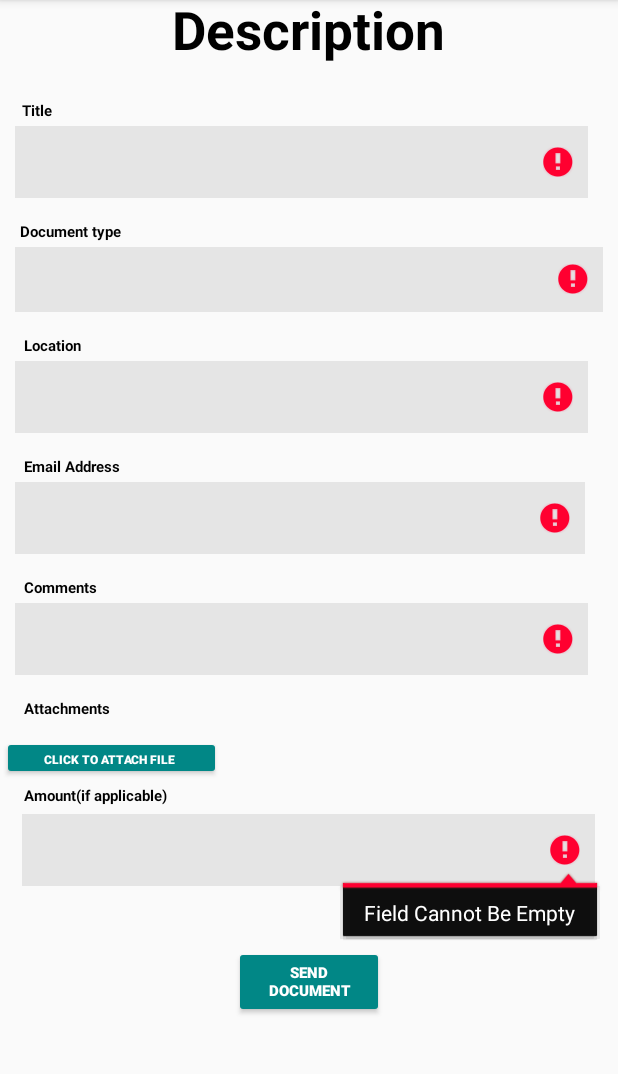
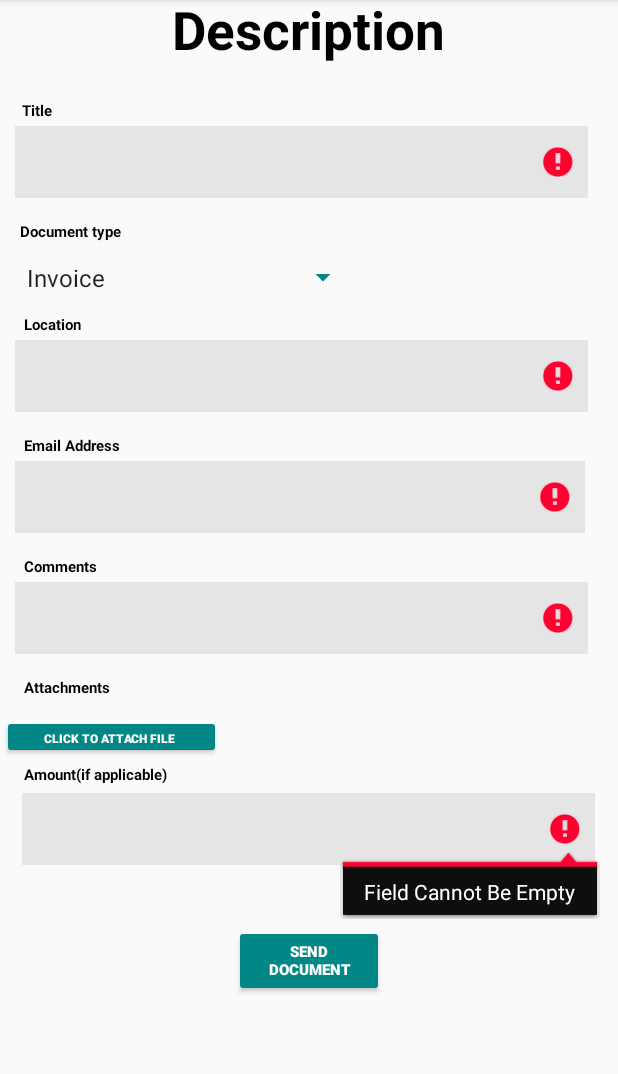
Before and after one commit to emmanuelly15/OurProject, an Android app: the DescriptionActivity screen opened directly, with no data from a screen before it, after a tap on "SEND DOCUMENT", on a phone screen of 412 x 824 dp, the part 84-1158 px from its top. Run offline under Robolectric (Android 15) with nearby library versions, the phone set to English and light mode, and no system bars; libraries missing offline, so code that uses them is left out: com.github.dhaval2404.imagepicker; 2 statements that could not run were skipped.

Commit message:
Description page Drop Down box - Emma

```diff
--- a/app/src/main/java/com/example/paycoprototype/DescriptionActivity.java
+++ b/app/src/main/java/com/example/paycoprototype/DescriptionActivity.java
@@ -152,6 +152,23 @@ public class DescriptionActivity extends AppCompatActivity {
 
         ActivityCompat.requestPermissions(DescriptionActivity.this, new String[]{Manifest.permission.READ_EXTERNAL_STORAGE}, REQUEST_CODE);
 
+        Spinner Typedropdown=(Spinner) findViewById(R.id.dropdownList);//spinner is for dropdown
+        ArrayAdapter<String> typeadapter= new ArrayAdapter<String>(DescriptionActivity.this,
+                android.R.layout.simple_spinner_item, options);//adapter is for the change
+        typeadapter.setDropDownViewResource(android.R.layout.simple_spinner_dropdown_item);
+        Typedropdown.setAdapter(typeadapter);//this will get what is on the adapter
+        String elSelected= Typedropdown.getSelectedItem().toString();
+        /*spinner.setOnItemSelectedListener(new AdapterView.OnItemSelectedListener() {
+            @Override
+            public void onItemSelected(AdapterView<?> parent, View view, int position, long id) {
+                value = parent.getItemAtPosition(position).toString();
+            }
+            @Override
+            public void onNothingSelected(AdapterView<?> parent) {
+
+            }
+        });*/
+
         openb = (Button) findViewById(R.id.AttachButton);
         openb.setOnClickListener(new View.OnClickListener() {
 
@@ -175,25 +192,7 @@ public class DescriptionActivity extends AppCompatActivity {
             @Override
             public void onClick(View view) {
 
-                /*
-                Spinner Typedropdown=(Spinner) findViewById(R.id.dropdownList);//spinner is for dropdown
-                ArrayAdapter<String> typeadapter= new ArrayAdapter<String>(DescriptionActivity.this,
-                        android.R.layout.simple_spinner_item, options);//adapter is for the change
 
-                typeadapter.setDropDownViewResource(android.R.layout.simple_spinner_dropdown_item);
-                Typedropdown.setAdapter(typeadapter);//this will get what is on the adapter
-
-                spinner.setOnItemSelectedListener(new AdapterView.OnItemSelectedListener() {
-                    @Override
-                    public void onItemSelected(AdapterView<?> parent, View view, int position, long id) {
-                        value = parent.getItemAtPosition(position).toString();
-                    }
-
-                    @Override
-                    public void onNothingSelected(AdapterView<?> parent) {
-
-                    }
-                });*/
 
 
                 EditText comment = (EditText) findViewById(R.id.commentfill); //Comment
@@ -211,11 +210,11 @@ public class DescriptionActivity extends AppCompatActivity {
                     title.requestFocus();
                     title.setError("Field Cannot Be Empty");
                 }
-                EditText document = (EditText) findViewById(R.id.typefill); //Document Type
+                /*EditText document = (EditText) findViewById(R.id.typefill); //Document Type
                 if (document.getText().toString().length()==0){
                     document.requestFocus();
                     document.setError("Field Cannot Be Empty");
-                }
+                }*/
                 EditText location = (EditText) findViewById(R.id.locationfill); //location
                 if (location.getText().toString().length()==0){
                     location.requestFocus();
@@ -247,7 +246,7 @@ public class DescriptionActivity extends AppCompatActivity {
                         .addFormDataPart("comment", comment.getText().toString())
                         .addFormDataPart("email", email.getText().toString())
                         .addFormDataPart("title", title.getText().toString())
-                        .addFormDataPart("fileformat", document.getText().toString())
+                        .addFormDataPart("fileformat", elSelected)
                         .addFormDataPart("location", location.getText().toString())
                         .addFormDataPart("amount", amount.getText().toString())
                         .addFormDataPart("title", "Square Logo")
--- a/app/src/main/res/layout/activity_description.xml
+++ b/app/src/main/res/layout/activity_description.xml
@@ -81,10 +81,10 @@
                 android:textSize="10dp"
                 android:textStyle="bold" />
 
-
+<!--
             <EditText
                 android:id="@+id/typefill"
-                android:layout_width="394dp"
+                android:layout_width="150dp"
                 android:layout_height="43dp"
                 android:layout_below="@id/type"
                 android:layout_marginStart="10dp"
@@ -96,28 +96,29 @@
                 android:padding="10dp"
                 android:textColor="@color/black"
                 android:textSize="25dp" />
+                -->
 
-<!--
+
             <Spinner
                 android:id="@+id/dropdownList"
-                android:layout_width="200dp"
-                android:layout_height="50dp"
-                android:layout_below="@id/type"
+                android:layout_width="229dp"
+                android:layout_height="38dp"
+                android:layout_below="@id/TitleFill"
                 android:layout_marginStart="10dp"
-                android:layout_marginTop="20sp"
+                android:layout_marginTop="24dp"
                 android:layout_marginEnd="10dp"
-                android:theme="@style/ThemeOverlay.AppCompat.Light"
+                android:layout_marginLeft="150dp"
+                android:autofillHints="Document type"
+                android:backgroundTint="@color/teal_700"
+                android:spinnerMode="dropdown" />
 
-                android:textColor="@color/black"
-                android:spinnerMode="dropdown"/>
--->
 
             <TextView
 
                 android:id="@+id/location"
                 android:layout_width="match_parent"
                 android:layout_height="wrap_content"
-                android:layout_below="@id/typefill"
+                android:layout_below="@id/dropdownList"
                 android:layout_marginStart="0dp"
                 android:layout_marginTop="5dp"
                 android:layout_marginBottom="0dp"
```
